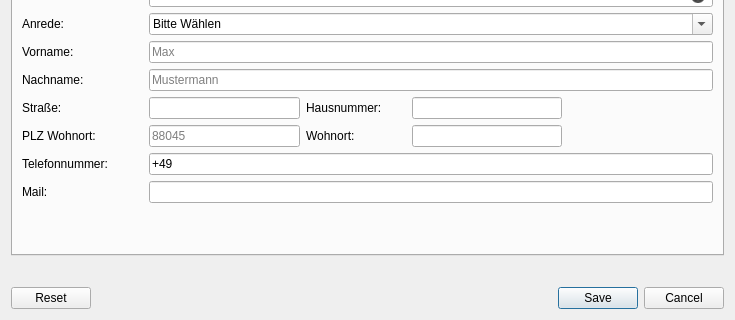
timreibe/vaccipy, file tools/gui/kontaktdaten.ui: the form before one commit; both pictures show x 0 to 735 and y 152 to 472 of the 735 by 472 pixel window.
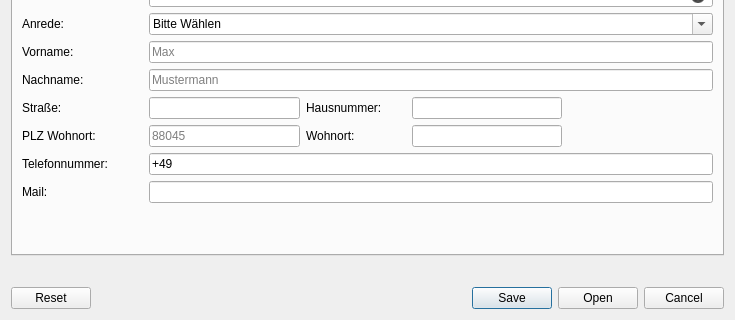
The form after the commit.

Commit message:
feat(GUI Kontaktdaten): Laden von Kontaktdaten in GUI (#383)
Laden von Kontaktdaten in GUI

```diff
--- a/tools/gui/kontaktdaten.ui
+++ b/tools/gui/kontaktdaten.ui
@@ -67,7 +67,7 @@
    <item row="5" column="0">
     <widget class="QDialogButtonBox" name="buttonBox">
      <property name="standardButtons">
-      <set>QDialogButtonBox::Cancel|QDialogButtonBox::Reset|QDialogButtonBox::Save</set>
+      <set>QDialogButtonBox::Cancel|QDialogButtonBox::Open|QDialogButtonBox::Reset|QDialogButtonBox::Save</set>
      </property>
     </widget>
    </item>
```
The commit also changes 2 other files.
